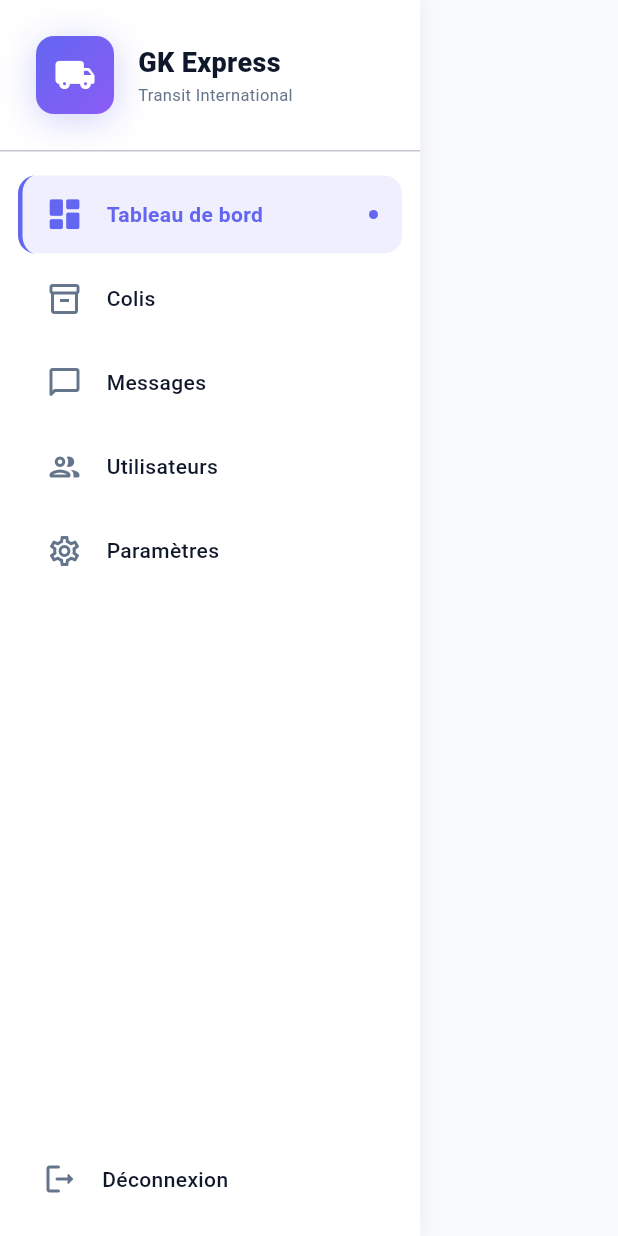
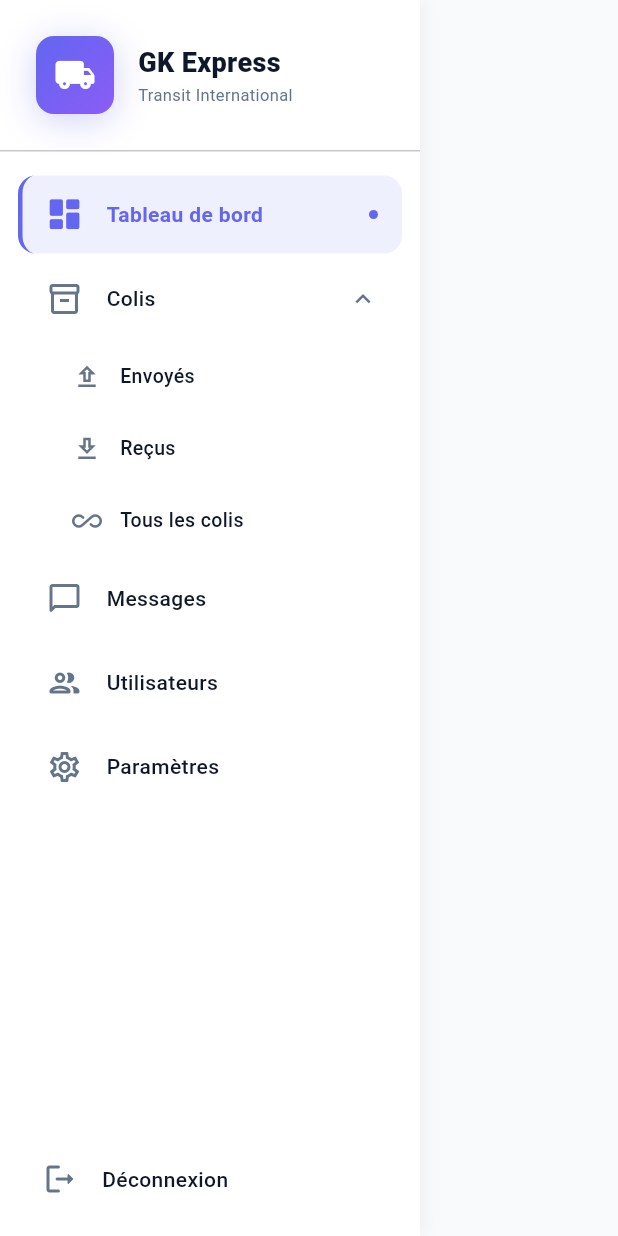
Before and after one commit to simpo00h0/GK-Express, a Flutter app: the ModernSidebar widget shown alone on an empty page, opened directly with empty values, after a tap on "Colis", on a phone screen of 412 x 824 dp. Run offline on Flutter 3.47's test engine with Material 3 defaults, Android fonts, the phone set to English and light mode, and no system bars; our stand-ins replace flutter_local_notifications, qr_flutter, shared_preferences, socket_io_client; accounts and stored records are empty; network calls fail.

```diff
--- a/app/lib/screens/home_screen.dart
+++ b/app/lib/screens/home_screen.dart
@@ -10,6 +10,8 @@ class HomeScreen extends StatefulWidget {
   final bool isLoading;
   final Function(Parcel) onParcelAdded;
   final Function() onRefresh;
+  final String title;
+  final String emptyMessage;
 
   const HomeScreen({
     super.key,
@@ -17,6 +19,8 @@ class HomeScreen extends StatefulWidget {
     required this.isLoading,
     required this.onParcelAdded,
     required this.onRefresh,
+    this.title = 'Gestion des Colis',
+    this.emptyMessage = 'Aucun colis pour le moment',
   });
 
   @override
@@ -36,10 +40,14 @@ class _HomeScreenState extends State<HomeScreen> {
     if (_parcelDirection != 'all' && userOfficeId != null) {
       if (_parcelDirection == 'sent') {
         // Colis envoyés depuis notre bureau
-        filtered = filtered.where((p) => p.originOfficeId == userOfficeId).toList();
+        filtered = filtered
+            .where((p) => p.originOfficeId == userOfficeId)
+            .toList();
       } else if (_parcelDirection == 'received') {
         // Colis reçus à notre bureau
-        filtered = filtered.where((p) => p.destinationOfficeId == userOfficeId).toList();
+        filtered = filtered
+            .where((p) => p.destinationOfficeId == userOfficeId)
+            .toList();
       }
     }
 
@@ -67,7 +75,7 @@ class _HomeScreenState extends State<HomeScreen> {
     return Scaffold(
       backgroundColor: const Color(0xFFF8F9FA),
       appBar: AppBar(
-        title: const Text('Gestion des Colis'),
+        title: Text(widget.title),
         actions: [
           IconButton(
             icon: const Icon(Icons.refresh_rounded),
@@ -113,11 +121,23 @@ class _HomeScreenState extends State<HomeScreen> {
                   scrollDirection: Axis.horizontal,
                   child: Row(
                     children: [
-                      _buildDirectionChip('Tous', 'all', Icons.all_inclusive_rounded),
+                      _buildDirectionChip(
+                        'Tous',
+                        'all',
+                        Icons.all_inclusive_rounded,
+                      ),
                       const SizedBox(width: 8),
-                      _buildDirectionChip('Envoyés', 'sent', Icons.upload_rounded),
+                      _buildDirectionChip(
+                        'Envoyés',
+                        'sent',
+                        Icons.upload_rounded,
+                      ),
                       const SizedBox(width: 8),
-                      _buildDirectionChip('Reçus', 'received', Icons.download_rounded),
+                      _buildDirectionChip(
+                        'Reçus',
+                        'received',
+                        Icons.download_rounded,
+                      ),
                     ],
                   ),
                 ),
@@ -127,17 +147,41 @@ class _HomeScreenState extends State<HomeScreen> {
                   scrollDirection: Axis.horizontal,
                   child: Row(
                     children: [
-                      _buildFilterChip('Tous', 'all', Icons.all_inclusive_rounded),
+                      _buildFilterChip(
+                        'Tous',
+                        'all',
+                        Icons.all_inclusive_rounded,
+                      ),
                       const SizedBox(width: 8),
-                      _buildFilterChip('Créés', 'created', Icons.fiber_new_rounded),
+                      _buildFilterChip(
+                        'Créés',
+                        'created',
+                        Icons.fiber_new_rounded,
+                      ),
                       const SizedBox(width: 8),
-                      _buildFilterChip('En Transit', 'inTransit', Icons.local_shipping_rounded),
+                      _buildFilterChip(
+                        'En Transit',
+                        'inTransit',
+                        Icons.local_shipping_rounded,
+                      ),
                       const SizedBox(width: 8),
-                      _buildFilterChip('Arrivés', 'arrived', Icons.location_on_rounded),
+                      _buildFilterChip(
+                        'Arrivés',
+                        'arrived',
+                        Icons.location_on_rounded,
+                      ),
                       const SizedBox(width: 8),
-                      _buildFilterChip('Livrés', 'delivered', Icons.check_circle_rounded),
+                      _buildFilterChip(
+                        'Livrés',
+                        'delivered',
+                        Icons.check_circle_rounded,
+                      ),
                       const SizedBox(width: 8),
-                      _buildFilterChip('Problèmes', 'issue', Icons.warning_rounded),
+                      _buildFilterChip(
+                        'Problèmes',
+                        'issue',
+                        Icons.warning_rounded,
+                      ),
                     ],
                   ),
                 ),
@@ -183,9 +227,8 @@ class _HomeScreenState extends State<HomeScreen> {
           Navigator.push(
             context,
             MaterialPageRoute(
-              builder: (context) => CreateParcelScreen(
-                onParcelCreated: widget.onParcelAdded,
-              ),
+              builder: (context) =>
+                  CreateParcelScreen(onParcelCreated: widget.onParcelAdded),
             ),
           );
         },
@@ -200,11 +243,7 @@ class _HomeScreenState extends State<HomeScreen> {
     return FilterChip(
       label: Row(
         mainAxisSize: MainAxisSize.min,
-        children: [
-          Icon(icon, size: 16),
-          const SizedBox(width: 6),
-          Text(label),
-        ],
+        children: [Icon(icon, size: 16), const SizedBox(width: 6), Text(label)],
       ),
       selected: isSelected,
       onSelected: (selected) {
@@ -225,11 +264,7 @@ class _HomeScreenState extends State<HomeScreen> {
     return FilterChip(
       label: Row(
         mainAxisSize: MainAxisSize.min,
-        children: [
-          Icon(icon, size: 16),
-          const SizedBox(width: 6),
-          Text(label),
-        ],
+        children: [Icon(icon, size: 16), const SizedBox(width: 6), Text(label)],
       ),
       selected: isSelected,
       onSelected: (selected) {
@@ -319,7 +354,10 @@ class _HomeScreenState extends State<HomeScreen> {
                   // Badge direction
                   if (badgeLabel.isNotEmpty)
                     Container(
-                      padding: const EdgeInsets.symmetric(horizontal: 8, vertical: 4),
+                      padding: const EdgeInsets.symmetric(
+                        horizontal: 8,
+                        vertical: 4,
+                      ),
                       decoration: BoxDecoration(
                         color: badgeColor.withOpacity(0.1),
                         borderRadius: BorderRadius.circular(8),
@@ -345,7 +383,10 @@ class _HomeScreenState extends State<HomeScreen> {
               ),
               const SizedBox(height: 4),
               Container(
-                padding: const EdgeInsets.symmetric(horizontal: 10, vertical: 4),
+                padding: const EdgeInsets.symmetric(
+                  horizontal: 10,
+                  vertical: 4,
+                ),
                 decoration: BoxDecoration(
                   color: _getStatusColor(parcel.status).withOpacity(0.1),
                   borderRadius: BorderRadius.circular(12),
@@ -373,7 +414,11 @@ class _HomeScreenState extends State<HomeScreen> {
               const SizedBox(height: 4),
               Row(
                 children: [
-                  Icon(Icons.location_on_rounded, size: 14, color: Colors.grey.shade600),
+                  Icon(
+                    Icons.location_on_rounded,
+                    size: 14,
+                    color: Colors.grey.shade600,
+                  ),
                   const SizedBox(width: 4),
                   Expanded(
                     child: Text(
@@ -391,7 +436,11 @@ class _HomeScreenState extends State<HomeScreen> {
               const SizedBox(height: 8),
               Row(
                 children: [
-                  Icon(Icons.person_outline_rounded, size: 14, color: Colors.grey.shade500),
+                  Icon(
+                    Icons.person_outline_rounded,
+                    size: 14,
+                    color: Colors.grey.shade500,
+                  ),
                   const SizedBox(width: 4),
                   Expanded(
                     child: Text(
@@ -425,14 +474,18 @@ class _HomeScreenState extends State<HomeScreen> {
               shape: BoxShape.circle,
             ),
             child: Icon(
-              _searchQuery.isNotEmpty ? Icons.search_off_rounded : Icons.inventory_2_outlined,
+              _searchQuery.isNotEmpty
+                  ? Icons.search_off_rounded
+                  : Icons.inventory_2_outlined,
               size: 64,
               color: Colors.grey.shade400,
             ),
           ),
           const SizedBox(height: 24),
           Text(
-            _searchQuery.isNotEmpty ? 'Aucun résultat trouvé' : 'Aucun colis pour le moment',
+            _searchQuery.isNotEmpty
+                ? 'Aucun résultat trouvé'
+                : widget.emptyMessage,
             style: const TextStyle(
               fontSize: 20,
               fontWeight: FontWeight.w600,
@@ -444,10 +497,7 @@ class _HomeScreenState extends State<HomeScreen> {
             _searchQuery.isNotEmpty
                 ? 'Essayez une autre recherche'
                 : 'Créez votre premier colis pour commencer',
-            style: TextStyle(
-              fontSize: 14,
-              color: Colors.grey.shade600,
-            ),
+            style: TextStyle(fontSize: 14, color: Colors.grey.shade600),
           ),
           if (_searchQuery.isEmpty) ...[
             const SizedBox(height: 24),
--- a/app/lib/widgets/main_layout.dart
+++ b/app/lib/widgets/main_layout.dart
@@ -40,7 +40,8 @@ class _MainLayoutState extends State<MainLayout> {
         InAppNotification.show(
           context,
           title: '📦 Nouveau Colis Reçu !',
-          message: 'De ${data['originOfficeId'] ?? 'Inconnu'} → ${data['destination'] ?? ''}\nExpéditeur: ${data['senderName'] ?? 'Inconnu'}',
+          message:
+              'De ${data['originOfficeId'] ?? 'Inconnu'} → ${data['destination'] ?? ''}\nExpéditeur: ${data['senderName'] ?? 'Inconnu'}',
           icon: Icons.local_shipping_rounded,
           color: const Color(0xFF10B981),
         );
@@ -82,18 +83,67 @@ class _MainLayoutState extends State<MainLayout> {
     });
   }
 
+  List<Parcel> _getSentParcels() {
+    final userOfficeId = AuthService.currentUser?.officeId;
+    if (userOfficeId == null) return [];
+    return _parcels.where((p) => p.originOfficeId == userOfficeId).toList();
+  }
+
+  List<Parcel> _getReceivedParcels() {
+    final userOfficeId = AuthService.currentUser?.officeId;
+    if (userOfficeId == null) return [];
+    return _parcels
+        .where((p) => p.destinationOfficeId == userOfficeId)
+        .toList();
+  }
+
   @override
   Widget build(BuildContext context) {
+    // Index 0: Dashboard
+    // Index 1: Colis Envoyés
+    // Index 2: Colis Reçus
+    // Index 3: Tous les colis
+    // Index 4: Messages
+    // Index 5: Utilisateurs
+    // Index 6: Paramètres
     final List<Widget> screens = [
       DashboardScreen(parcels: _parcels, isLoading: _isLoading),
+      HomeScreen(
+        parcels: _getSentParcels(),
+        isLoading: _isLoading,
+        onParcelAdded: _addParcel,
+        onRefresh: _loadParcels,
+        title: 'Colis Envoyés',
+        emptyMessage: 'Aucun colis envoyé',
+      ),
+      HomeScreen(
+        parcels: _getReceivedParcels(),
+        isLoading: _isLoading,
+        onParcelAdded: _addParcel,
+        onRefresh: _loadParcels,
+        title: 'Colis Reçus',
+        emptyMessage: 'Aucun colis reçu',
+      ),
       HomeScreen(
         parcels: _parcels,
         isLoading: _isLoading,
         onParcelAdded: _addParcel,
         onRefresh: _loadParcels,
+        title: 'Tous les Colis',
+        emptyMessage: 'Aucun colis',
       ),
-      const Center(child: Text('Messages (Bientôt)', style: TextStyle(fontSize: 18, color: Colors.grey))),
-      const Center(child: Text('Utilisateurs (Bientôt)', style: TextStyle(fontSize: 18, color: Colors.grey))),
+      const Center(
+        child: Text(
+          'Messages (Bientôt)',
+          style: TextStyle(fontSize: 18, color: Colors.grey),
+        ),
+      ),
+      const Center(
+        child: Text(
+          'Utilisateurs (Bientôt)',
+          style: TextStyle(fontSize: 18, color: Colors.grey),
+        ),
+      ),
       const SettingsScreen(),
     ];
 
@@ -114,9 +164,7 @@ class _MainLayoutState extends State<MainLayout> {
               }
             },
           ),
-          Expanded(
-            child: screens[_selectedIndex],
-          ),
+          Expanded(child: screens[_selectedIndex]),
         ],
       ),
     );
--- a/app/lib/widgets/modern_sidebar.dart
+++ b/app/lib/widgets/modern_sidebar.dart
@@ -19,34 +19,240 @@ class ModernSidebar extends StatefulWidget {
 
 class _ModernSidebarState extends State<ModernSidebar> {
   int? _hoveredIndex;
+  bool _colisExpanded = false;
 
   final List<_NavItem> _navItems = [
     _NavItem(
       icon: Icons.dashboard_outlined,
       selectedIcon: Icons.dashboard_rounded,
       label: 'Tableau de bord',
+      index: 0,
     ),
     _NavItem(
       icon: Icons.inventory_2_outlined,
       selectedIcon: Icons.inventory_2_rounded,
       label: 'Colis',
+      index: -1, // Parent item, no direct index
+      hasChildren: true,
     ),
     _NavItem(
       icon: Icons.chat_bubble_outline_rounded,
       selectedIcon: Icons.chat_bubble_rounded,
       label: 'Messages',
+      index: 4,
     ),
     _NavItem(
       icon: Icons.people_outline_rounded,
       selectedIcon: Icons.people_rounded,
       label: 'Utilisateurs',
+      index: 5,
     ),
     _NavItem(
       icon: Icons.settings_outlined,
       selectedIcon: Icons.settings_rounded,
       label: 'Paramètres',
+      index: 6,
     ),
   ];
+
+  final List<_NavItem> _colisSubItems = [
+    _NavItem(
+      icon: Icons.upload_outlined,
+      selectedIcon: Icons.upload_rounded,
+      label: 'Envoyés',
+      index: 1,
+    ),
+    _NavItem(
+      icon: Icons.download_outlined,
+      selectedIcon: Icons.download_rounded,
+      label: 'Reçus',
+      index: 2,
+    ),
+    _NavItem(
+      icon: Icons.all_inclusive_rounded,
+      selectedIcon: Icons.all_inclusive_rounded,
+      label: 'Tous les colis',
+      index: 3,
+    ),
+  ];
+
+  bool _isColisChildSelected() {
+    return _colisSubItems.any((item) => item.index == widget.selectedIndex);
+  }
+
+  Widget _buildNavItem(_NavItem item, int listIndex) {
+    final isSelected = item.hasChildren
+        ? _isColisChildSelected()
+        : widget.selectedIndex == item.index;
+    final isHovered = _hoveredIndex == listIndex;
+
+    return Padding(
+      padding: const EdgeInsets.only(bottom: 4),
+      child: MouseRegion(
+        onEnter: (_) => setState(() => _hoveredIndex = listIndex),
+        onExit: (_) => setState(() => _hoveredIndex = null),
+        child: AnimatedContainer(
+          duration: AppTheme.animationDuration,
+          curve: AppTheme.animationCurve,
+          decoration: BoxDecoration(
+            color: isSelected
+                ? AppTheme.primary.withValues(alpha: 0.1)
+                : isHovered
+                ? AppTheme.primary.withValues(alpha: 0.05)
+                : Colors.transparent,
+            borderRadius: AppTheme.borderRadiusSmall,
+            border: Border(
+              left: BorderSide(
+                color: isSelected ? AppTheme.primary : Colors.transparent,
+                width: 3,
+              ),
+            ),
+          ),
+          child: Material(
+            color: Colors.transparent,
+            child: InkWell(
+              onTap: () {
+                if (item.hasChildren) {
+                  setState(() => _colisExpanded = !_colisExpanded);
+                } else {
+                  widget.onDestinationSelected(item.index);
+                }
+              },
+              borderRadius: AppTheme.borderRadiusSmall,
+              child: Padding(
+                padding: const EdgeInsets.symmetric(
+                  horizontal: 16,
+                  vertical: 14,
+                ),
+                child: Row(
+                  children: [
+                    AnimatedScale(
+                      duration: AppTheme.animationDuration,
+                      scale: isSelected || isHovered ? 1.1 : 1.0,
+                      child: Icon(
+                        isSelected ? item.selectedIcon : item.icon,
+                        color: isSelected
+                            ? AppTheme.primary
+                            : AppTheme.textSecondary,
+                        size: 24,
+                      ),
+                    ),
+                    const SizedBox(width: 16),
+                    Expanded(
+                      child: Text(
+                        item.label,
+                        style: TextStyle(
+                          fontSize: 14,
+                          fontWeight: isSelected
+                              ? FontWeight.w600
+                              : FontWeight.w500,
+                          color: isSelected
+                              ? AppTheme.primary
+                              : AppTheme.textPrimary,
+                        ),
+                      ),
+                    ),
+                    if (item.hasChildren)
+                      AnimatedRotation(
+                        duration: AppTheme.animationDuration,
+                        turns: _colisExpanded ? 0.5 : 0,
+                        child: Icon(
+                          Icons.expand_more,
+                          color: AppTheme.textSecondary,
+                          size: 20,
+                        ),
+                      )
+                    else if (isSelected)
+                      Container(
+                        width: 6,
+                        height: 6,
+                        decoration: const BoxDecoration(
+                          color: AppTheme.primary,
+                          shape: BoxShape.circle,
+                        ),
+                      ),
+                  ],
+                ),
+              ),
+            ),
+          ),
+        ),
+      ),
+    );
+  }
+
+  Widget _buildSubNavItem(_NavItem item) {
+    final isSelected = widget.selectedIndex == item.index;
+    final isHovered = _hoveredIndex == (100 + item.index);
+
+    return Padding(
+      padding: const EdgeInsets.only(bottom: 4, left: 20),
+      child: MouseRegion(
+        onEnter: (_) => setState(() => _hoveredIndex = 100 + item.index),
+        onExit: (_) => setState(() => _hoveredIndex = null),
+        child: AnimatedContainer(
+          duration: AppTheme.animationDuration,
+          curve: AppTheme.animationCurve,
+          decoration: BoxDecoration(
+            color: isSelected
+                ? AppTheme.primary.withValues(alpha: 0.1)
+                : isHovered
+                ? AppTheme.primary.withValues(alpha: 0.05)
+                : Colors.transparent,
+            borderRadius: AppTheme.borderRadiusSmall,
+          ),
+          child: Material(
+            color: Colors.transparent,
+            child: InkWell(
+              onTap: () => widget.onDestinationSelected(item.index),
+              borderRadius: AppTheme.borderRadiusSmall,
+              child: Padding(
+                padding: const EdgeInsets.symmetric(
+                  horizontal: 16,
+                  vertical: 12,
+                ),
+                child: Row(
+                  children: [
+                    Icon(
+                      isSelected ? item.selectedIcon : item.icon,
+                      color: isSelected
+                          ? AppTheme.primary
+                          : AppTheme.textSecondary,
+                      size: 20,
+                    ),
+                    const SizedBox(width: 12),
+                    Expanded(
+                      child: Text(
+                        item.label,
+                        style: TextStyle(
+                          fontSize: 13,
+                          fontWeight: isSelected
+                              ? FontWeight.w600
+                              : FontWeight.w500,
+                          color: isSelected
+                              ? AppTheme.primary
+                              : AppTheme.textPrimary,
+                        ),
+                      ),
+                    ),
+                    if (isSelected)
+                      Container(
+                        width: 5,
+                        height: 5,
+                        decoration: const BoxDecoration(
+                          color: AppTheme.primary,
+                          shape: BoxShape.circle,
+                        ),
+                      ),
+                  ],
+                ),
+              ),
+            ),
+          ),
+        ),
+      ),
+    );
+  }
 
   @override
   Widget build(BuildContext context) {
@@ -111,92 +317,18 @@ class _ModernSidebarState extends State<ModernSidebar> {
 
           // Navigation Items
           Expanded(
-            child: ListView.builder(
+            child: ListView(
               padding: const EdgeInsets.symmetric(horizontal: 12),
-              itemCount: _navItems.length,
-              itemBuilder: (context, index) {
-                final item = _navItems[index];
-                final isSelected = widget.selectedIndex == index;
-                final isHovered = _hoveredIndex == index;
-
-                return Padding(
-                  padding: const EdgeInsets.only(bottom: 4),
-                  child: MouseRegion(
-                    onEnter: (_) => setState(() => _hoveredIndex = index),
-                    onExit: (_) => setState(() => _hoveredIndex = null),
-                    child: AnimatedContainer(
-                      duration: AppTheme.animationDuration,
-                      curve: AppTheme.animationCurve,
-                      decoration: BoxDecoration(
-                        color: isSelected
-                            ? AppTheme.primary.withOpacity(0.1)
-                            : isHovered
-                                ? AppTheme.primary.withOpacity(0.05)
-                                : Colors.transparent,
-                        borderRadius: AppTheme.borderRadiusSmall,
-                        border: Border(
-                          left: BorderSide(
-                            color: isSelected ? AppTheme.primary : Colors.transparent,
-                            width: 3,
-                          ),
-                        ),
-                      ),
-                      child: Material(
-                        color: Colors.transparent,
-                        child: InkWell(
-                          onTap: () => widget.onDestinationSelected(index),
-                          borderRadius: AppTheme.borderRadiusSmall,
-                          child: Padding(
-                            padding: const EdgeInsets.symmetric(
-                              horizontal: 16,
-                              vertical: 14,
-                            ),
-                            child: Row(
-                              children: [
-                                AnimatedScale(
-                                  duration: AppTheme.animationDuration,
-                                  scale: isSelected || isHovered ? 1.1 : 1.0,
-                                  child: Icon(
-                                    isSelected ? item.selectedIcon : item.icon,
-                                    color: isSelected
-                                        ? AppTheme.primary
-                                        : AppTheme.textSecondary,
-                                    size: 24,
-                                  ),
-                                ),
-                                const SizedBox(width: 16),
-                                Expanded(
-                                  child: Text(
-                                    item.label,
-                                    style: TextStyle(
-                                      fontSize: 14,
-                                      fontWeight: isSelected
-                                          ? FontWeight.w600
-                                          : FontWeight.w500,
-                                      color: isSelected
-                                          ? AppTheme.primary
-                                          : AppTheme.textPrimary,
-                                    ),
-                                  ),
-                                ),
-                                if (isSelected)
-                                  Container(
-                                    width: 6,
-                                    height: 6,
-                                    decoration: const BoxDecoration(
-                                      color: AppTheme.primary,
-                                      shape: BoxShape.circle,
-                                    ),
-                                  ),
-                              ],
-                            ),
-                          ),
-                        ),
-                      ),
+              children: [
+                for (int i = 0; i < _navItems.length; i++) ...[
+                  _buildNavItem(_navItems[i], i),
+                  // Sous-menu Colis (index 1)
+                  if (i == 1 && _colisExpanded)
+                    ..._colisSubItems.map(
+                      (subItem) => _buildSubNavItem(subItem),
                     ),
-                  ),
-                );
-              },
+                ],
+              ],
             ),
           ),
 
@@ -262,10 +394,14 @@ class _NavItem {
   final IconData icon;
   final IconData selectedIcon;
   final String label;
+  final int index;
+  final bool hasChildren;
 
   _NavItem({
     required this.icon,
     required this.selectedIcon,
     required this.label,
+    required this.index,
+    this.hasChildren = false,
   });
 }
```
Lines whose indentation alone changed are shown as unchanged.
